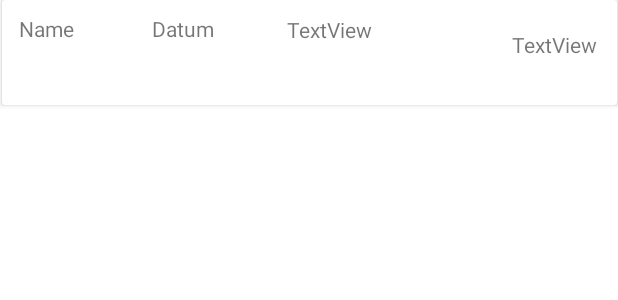
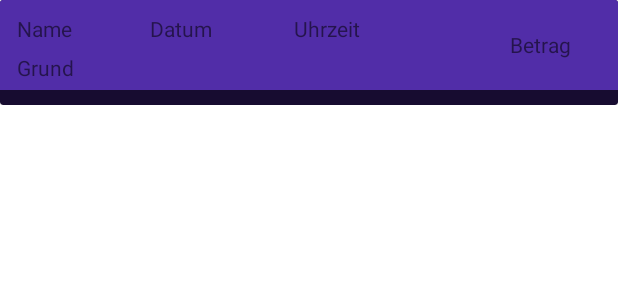
Before and after one commit to Lufthanse/Partyraumkasse, an Android app: the layout activity_zahlung_item.xml on its own in the app's theme, with its tools: preview values and no code run, on a phone screen of 412 x 824 dp. Shown: the top 300 px of the screen. Run offline under Robolectric (Android 15) with nearby library versions, the phone set to English and light mode, and no system bars.

Commit message:
Hannes Historie Item für Recycler View erstellt 30.06.2021

```diff
--- a/app/src/main/res/layout/activity_zahlung_item.xml
+++ b/app/src/main/res/layout/activity_zahlung_item.xml
@@ -1,14 +1,15 @@
 <?xml version="1.0" encoding="utf-8"?>
-<androidx.constraintlayout.widget.ConstraintLayout
-    xmlns:android="http://schemas.android.com/apk/res/android"
+<androidx.constraintlayout.widget.ConstraintLayout xmlns:android="http://schemas.android.com/apk/res/android"
     xmlns:app="http://schemas.android.com/apk/res-auto"
     xmlns:tools="http://schemas.android.com/tools"
-    android:layout_width="match_parent"
-    android:layout_height="match_parent">
+    android:layout_width="wrap_content"
+    android:layout_height="wrap_content">
 
     <androidx.cardview.widget.CardView
-        android:layout_width="410dp"
+        android:id="@+id/CardViewHist"
+        android:layout_width="412dp"
         android:layout_height="70dp"
+        app:cardBackgroundColor="#170C30"
         app:layout_constraintEnd_toEndOf="parent"
         app:layout_constraintStart_toStartOf="parent"
         app:layout_constraintTop_toTopOf="parent">
@@ -16,19 +17,24 @@
         <RelativeLayout
             android:id="@+id/rl_zahlung"
             android:layout_width="match_parent"
-            android:layout_height="60dp">
+            android:layout_height="60dp"
+            android:background="#512DA8">
 
             <TextView
                 android:id="@+id/tv_nameZ"
                 android:layout_width="wrap_content"
-                android:layout_height="18dp"
+                android:layout_height="wrap_content"
                 android:layout_alignParentStart="true"
                 android:layout_alignParentLeft="true"
                 android:layout_alignParentTop="true"
+                android:layout_alignParentEnd="true"
+                android:layout_alignParentRight="true"
                 android:layout_alignParentBottom="true"
                 android:layout_marginStart="11dp"
                 android:layout_marginLeft="11dp"
                 android:layout_marginTop="9dp"
+                android:layout_marginEnd="361dp"
+                android:layout_marginRight="361dp"
                 android:layout_marginBottom="33dp"
                 android:text="Name" />
 
@@ -48,12 +54,12 @@
                 android:layout_marginEnd="12dp"
                 android:layout_marginRight="12dp"
                 android:layout_marginBottom="21dp"
-                android:text="TextView" />
+                android:text="Betrag" />
 
             <TextView
                 android:id="@+id/tv_datumZ"
                 android:layout_width="54dp"
-                android:layout_height="18dp"
+                android:layout_height="wrap_content"
                 android:layout_alignParentStart="true"
                 android:layout_alignParentLeft="true"
                 android:layout_alignParentTop="true"
@@ -69,18 +75,40 @@
                 android:text="Datum" />
 
             <TextView
-                android:id="@+id/textView5"
+                android:id="@+id/tv_uhrzeitZ"
+                android:layout_width="wrap_content"
+                android:layout_height="18dp"
+                android:layout_alignParentStart="true"
+                android:layout_alignParentLeft="true"
+                android:layout_alignParentTop="true"
+                android:layout_alignParentEnd="true"
+                android:layout_alignParentRight="true"
+                android:layout_alignParentBottom="true"
+                android:layout_marginStart="196dp"
+                android:layout_marginLeft="196dp"
+                android:layout_marginTop="9dp"
+                android:layout_marginEnd="169dp"
+                android:layout_marginRight="169dp"
+                android:layout_marginBottom="33dp"
+                android:text="Uhrzeit" />
+
+            <TextView
+                android:id="@+id/tv_grundZ"
                 android:layout_width="wrap_content"
                 android:layout_height="wrap_content"
                 android:layout_alignParentStart="true"
                 android:layout_alignParentLeft="true"
                 android:layout_alignParentTop="true"
+                android:layout_alignParentEnd="true"
+                android:layout_alignParentRight="true"
                 android:layout_alignParentBottom="true"
-                android:layout_marginStart="190dp"
-                android:layout_marginLeft="190dp"
-                android:layout_marginTop="10dp"
-                android:layout_marginBottom="31dp"
-                android:text="TextView" />
+                android:layout_marginStart="11dp"
+                android:layout_marginLeft="11dp"
+                android:layout_marginTop="35dp"
+                android:layout_marginEnd="340dp"
+                android:layout_marginRight="340dp"
+                android:layout_marginBottom="6dp"
+                android:text="Grund" />
         </RelativeLayout>
     </androidx.cardview.widget.CardView>
 </androidx.constraintlayout.widget.ConstraintLayout>
```
